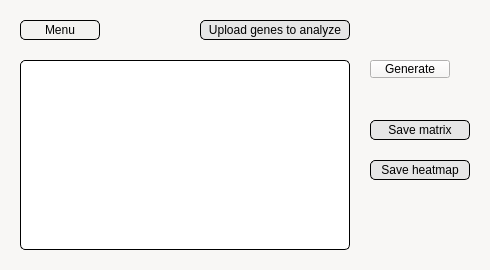
Qt form colocalizationwindow.ui (LorenzoTarricone/TranscriptomiC) before a commit.
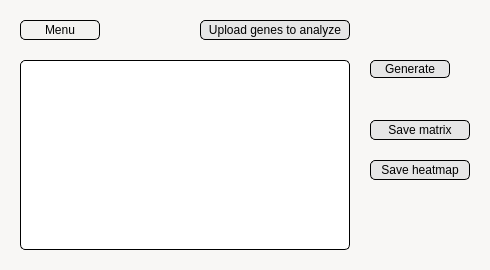
The same form after that commit. Custom widgets are drawn as their Qt base class.

Commit message:
Upload Window has upload three buttons
The (first) Upload Window now has three Select buttons for each necessary file.
One for Gene that only allows uploading a .tsv (commented out)
One for Spatial that only allows uploading a .csv
One for Expression that only allows uploading a .tsv (commented out)

```diff
--- a/colocalizationwindow.ui
+++ b/colocalizationwindow.ui
@@ -130,6 +130,15 @@
      <height>18</height>
     </rect>
    </property>
+   <property name="styleSheet">
+    <string notr="true">background-color: rgb(230,230,230);
+color: rgb(0,0,0);
+border: 1px solid black ;
+border-radius: 5px;
+padding: 0 8px;
+
+</string>
+   </property>
    <property name="text">
     <string>Generate</string>
    </property>
```
The commit also changes 5 other files.
